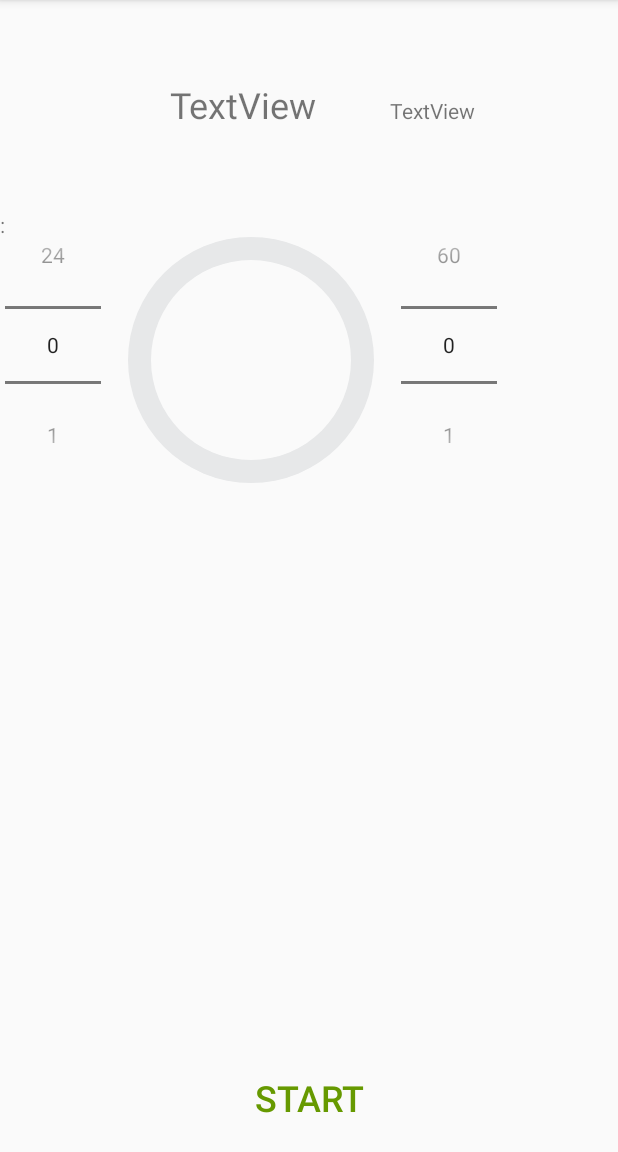
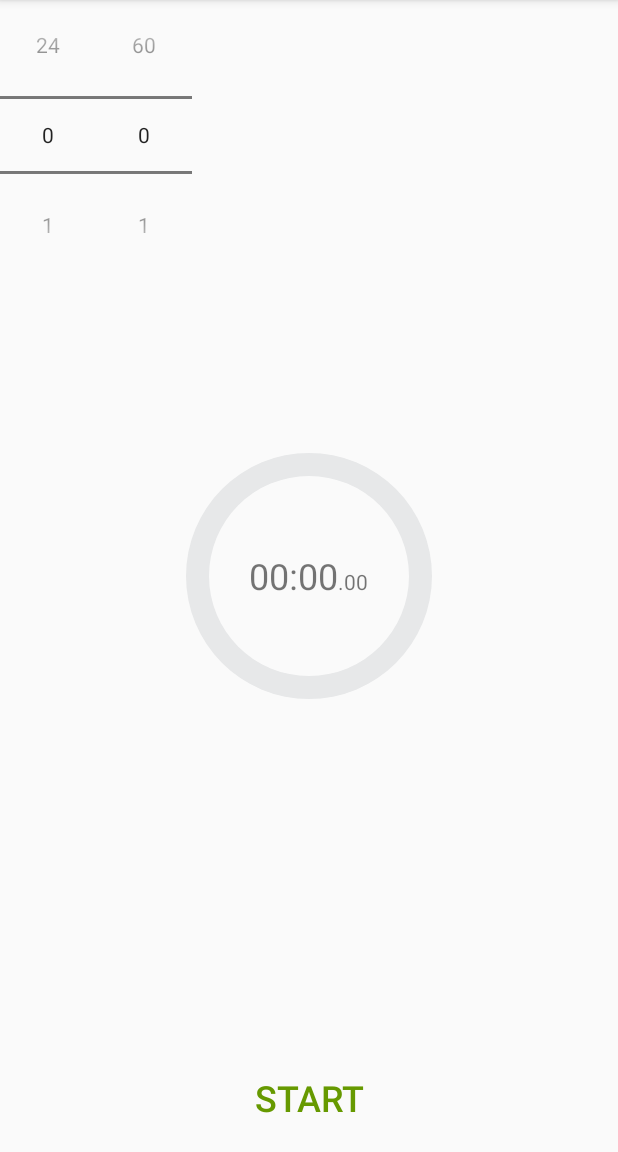
Before and after one commit to ThitiBobo/A-tuto-BombProject--minuteur-, an Android app: the screen it shows after launch (MainActivity), on a phone screen of 412 x 824 dp, the part 84-1236 px from its top. Run offline under Robolectric (Android 15) with nearby library versions, the phone set to English and light mode, and no system bars.

Commit message:
interface amélioré, boutton pris en compte

```diff
--- a/app/src/main/java/com/thiti/bombproject/DisplayProgressBar.java
+++ b/app/src/main/java/com/thiti/bombproject/DisplayProgressBar.java
@@ -24,6 +24,30 @@ public class DisplayProgressBar implements TimeDisplay {
     private int mMinute;
     private int mHours;
 
+    private String getCentiseconde() {
+        if (mCentiseconde < 10)
+            return "0" + mCentiseconde;
+        return Integer.toString(mCentiseconde);
+    }
+
+    private String getSeconde() {
+        if (mSeconde < 10)
+            return "0" + mSeconde;
+        return Integer.toString(mSeconde);
+    }
+
+    private String getMinute() {
+        if (mMinute < 10)
+            return "0" + mMinute;
+        return Integer.toString(mMinute);
+    }
+
+    private String getHours() {
+        if (mHours < 10)
+            return "0" + mHours;
+        return Integer.toString(mHours);
+    }
+
     public DisplayProgressBar(ProgressBar progressBar, TextView primaryText, TextView secondaryText){
         mTimeProgress = progressBar;
         mPrimaryText = primaryText;
@@ -32,7 +56,9 @@ public class DisplayProgressBar implements TimeDisplay {
     }
 
     private void findTime(long time){
-        mCentiseconde = 0;
+        mCentiseconde = (int)time % 100;
+        time = time / 100;
+
         mSeconde = (int)time % 60;
         time = time / 60;
 
@@ -42,7 +68,8 @@ public class DisplayProgressBar implements TimeDisplay {
         mHours = (int)time % 60;
         time = time / 60;
 
-        mStatusProgress = (mSeconde / 60) * 100;
+        mStatusProgress = new Integer(((mMinute / 60) * mTimeProgress.getMax()));
+        //mStatusProgress = mTimeProgress.getMax() - 15;
     }
 
     @Override
@@ -50,11 +77,11 @@ public class DisplayProgressBar implements TimeDisplay {
         findTime(time);
         mTimeProgress.setProgress(mStatusProgress);
         if (mHours > 0){
-            mPrimaryText.setText(mHours + "h" + mMinute);
-            mSecondaryText.setText(":" + mSeconde);
+            mPrimaryText.setText(getHours() + "h" + getMinute());
+            mSecondaryText.setText(":" + getSeconde());
         }else{
-            mPrimaryText.setText(mMinute + ":" + mSeconde);
-            mSecondaryText.setText("." + mCentiseconde);
+            mPrimaryText.setText(getMinute() + ":" + getSeconde());
+            mSecondaryText.setText("." + getCentiseconde());
         }
     }
 }
--- a/app/src/main/java/com/thiti/bombproject/MainActivity.java
+++ b/app/src/main/java/com/thiti/bombproject/MainActivity.java
@@ -2,6 +2,7 @@ package com.thiti.bombproject;
 
 import android.support.v7.app.AppCompatActivity;
 import android.os.Bundle;
+import android.view.View;
 import android.widget.Button;
 import android.widget.NumberPicker;
 import android.widget.ProgressBar;
@@ -11,17 +12,25 @@ public class MainActivity extends AppCompatActivity {
 
     private NumberPicker mNumberPickerMinute;
     private NumberPicker mNumberPickerHeure;
+    private ProgressBar mProgressBar;
+    private TextView mPrimaryText;
+    private TextView mSecondaryText;
+    private Button mStartButton;
+
+    private MyClock mClock;
+    private boolean mClockActif;
 
     @Override
     protected void onCreate(Bundle savedInstanceState) {
         super.onCreate(savedInstanceState);
         setContentView(R.layout.activity_main);
 
-        mNumberPickerHeure = (NumberPicker)findViewById(R.id.numberPicker);
+        mNumberPickerHeure = (NumberPicker)findViewById(R.id.numberPicker1);
         mNumberPickerMinute = (NumberPicker)findViewById(R.id.numberPicker2);
-        ProgressBar pb = (ProgressBar)findViewById(R.id.pb);
-        TextView t2 = (TextView)findViewById(R.id.textView2);
-        TextView t1 = (TextView)findViewById(R.id.textView);
+        mProgressBar = (ProgressBar)findViewById(R.id.activity_main_time_progressbar);
+        mSecondaryText = (TextView)findViewById(R.id.activity_main_secondary_text);
+        mPrimaryText = (TextView)findViewById(R.id.activity_main_primary_text);
+        mStartButton = (Button)findViewById(R.id.activity_main_start_button);
 
         mNumberPickerHeure.setMinValue(0);
         mNumberPickerHeure.setMaxValue(24);
@@ -32,15 +41,29 @@ public class MainActivity extends AppCompatActivity {
         mNumberPickerMinute.setWrapSelectorWheel(true);
 
 
-        //MyTimer truc = new MyFirstTimer(pb,t1,t2);
+        mClock = new MyClock(
+                this,
+                new DisplayProgressBar(mProgressBar,mPrimaryText,mSecondaryText),
+                0
+        );
+        mClockActif = false;
 
-        //new MyClock(this,truc,3610).execute();
-
-        /*
-        Timer tm = new Timer(this,3000,pb);
-        tm.execute();
-        */
-
+        mStartButton.setOnClickListener(new View.OnClickListener() {
+            @Override
+            public void onClick(View view) {
+                if (!mClockActif){
+                    mClock.setTime(mNumberPickerMinute.getValue()*60*100);
+                    mClock.execute();
+                    mStartButton.setText("Stop");
+                    mClockActif = true;
+                }
+                else{
+                    mClock.cancel(true);
+                    mStartButton.setText("Start");
+                    mClockActif = false;
+                }
+            }
+        });
 
     }
 }
--- a/app/src/main/java/com/thiti/bombproject/MyClock.java
+++ b/app/src/main/java/com/thiti/bombproject/MyClock.java
@@ -2,9 +2,6 @@ package com.thiti.bombproject;
 
 import android.content.Context;
 import android.os.AsyncTask;
-import android.os.SystemClock;
-
-import java.sql.Time;
 
 
 /**
@@ -16,6 +13,10 @@ public class MyClock extends AsyncTask {
     private final Context cContect;
     private TimeDisplay mTimeDisplay;
     private long mTime;
+
+    public void setTime(long time){
+        mTime = time;
+    }
 
     public MyClock(Context context,TimeDisplay timeDisplay,long time){
         cContect = context;
--- a/app/src/main/res/layout/activity_main.xml
+++ b/app/src/main/res/layout/activity_main.xml
@@ -5,69 +5,36 @@
     xmlns:tools="http://schemas.android.com/tools"
     android:layout_width="match_parent"
     android:layout_height="match_parent"
-    tools:context="com.thiti.bombproject.MainActivity">
+    tools:context="com.thiti.bombproject.MainActivity"
+    tools:layout_editor_absoluteY="81dp">
 
     <RelativeLayout
-        android:id="@+id/relativeLayout2"
-        android:layout_width="0dp"
-        android:layout_height="0dp"
-        app:layout_constraintBottom_toBottomOf="parent"
-        app:layout_constraintEnd_toEndOf="parent"
-        app:layout_constraintStart_toStartOf="parent"
-        app:layout_constraintTop_toTopOf="parent"
-        >
+        android:layout_width="match_parent"
+        android:layout_height="match_parent">
 
 
         <Button
-            android:id="@+id/nextButton2"
+            android:id="@+id/activity_main_start_button"
             style="@style/Widget.AppCompat.Button.Borderless"
             android:layout_width="fill_parent"
             android:layout_height="wrap_content"
             android:layout_alignParentBottom="true"
-            android:layout_alignParentLeft="true"
-            android:layout_alignParentStart="true"
+            android:paddingVertical="20dp"
             android:text="Start"
-            android:paddingVertical="20dp"
             android:textColor="@android:color/holo_green_dark"
             android:textSize="24sp"/>
 
 
-        <RelativeLayout
-            android:id="@+id/relativeLayout"
-            android:layout_width="wrap_content"
-            android:layout_height="wrap_content">
-
-        </RelativeLayout>
-
         <LinearLayout
+            android:id="@+id/linearLayout"
             android:layout_width="match_parent"
             android:layout_height="wrap_content"
-            android:layout_alignParentLeft="true"
-            android:layout_alignParentStart="true"
-            android:layout_below="@+id/relativeLayout"
-            android:layout_marginTop="140dp"
             android:orientation="horizontal">
 
-
-            <TextView
+            <NumberPicker
+                android:id="@+id/numberPicker1"
                 android:layout_width="wrap_content"
                 android:layout_height="wrap_content"
-                android:text=":"
-                />
-
-            <NumberPicker
-                android:id="@+id/numberPicker"
-                android:layout_width="wrap_content"
-                android:layout_height="wrap_content"
-                />
-
-            <ProgressBar
-                android:id="@+id/pb"
-                style="@android:style/Widget.ProgressBar.Horizontal"
-                android:layout_width="200dp"
-                android:layout_height="200dp"
-                android:layout_marginBottom="10dp"
-                android:progressDrawable="@drawable/progressbar_states"
                 />
 
             <NumberPicker
@@ -77,32 +44,40 @@
                 />
         </LinearLayout>
 
-        <TextView
-            android:id="@+id/textView"
+        <RelativeLayout
             android:layout_width="wrap_content"
             android:layout_height="wrap_content"
-            android:layout_below="@+id/relativeLayout"
-            android:layout_marginLeft="113dp"
-            android:layout_marginStart="113dp"
-            android:layout_marginTop="53dp"
-            android:layout_toEndOf="@+id/relativeLayout"
-            android:layout_toRightOf="@+id/relativeLayout"
-            android:text="TextView"
-            android:textSize="24sp"/>
+            android:layout_centerInParent="true">
 
-        <TextView
-            android:id="@+id/textView2"
-            android:layout_width="wrap_content"
-            android:layout_height="wrap_content"
-            android:layout_alignBaseline="@+id/textView"
-            android:layout_alignBottom="@+id/textView"
-            android:layout_alignParentEnd="true"
-            android:layout_alignParentRight="true"
-            android:layout_marginEnd="95dp"
-            android:layout_marginRight="95dp"
-            android:text="TextView"/>
+            <ProgressBar
+                android:id="@+id/activity_main_time_progressbar"
+                style="@android:style/Widget.ProgressBar.Horizontal"
+                android:layout_width="200dp"
+                android:layout_height="200dp"
+                android:layout_centerHorizontal="true"
+                android:progressDrawable="@drawable/progressbar_states"/>
 
+            <LinearLayout
+                android:layout_width="wrap_content"
+                android:layout_height="wrap_content"
+                android:layout_centerInParent="true"
+                android:orientation="horizontal">
 
+                <TextView
+                    android:id="@+id/activity_main_primary_text"
+                    android:layout_width="wrap_content"
+                    android:layout_height="wrap_content"
+                    android:text="00:00"
+                    android:textSize="24sp"/>
+
+                <TextView
+                    android:id="@+id/activity_main_secondary_text"
+                    android:layout_width="wrap_content"
+                    android:layout_height="wrap_content"
+                    android:text=".00"/>
+
+            </LinearLayout>
+        </RelativeLayout>
     </RelativeLayout>
 
 </android.support.constraint.ConstraintLayout>
```
